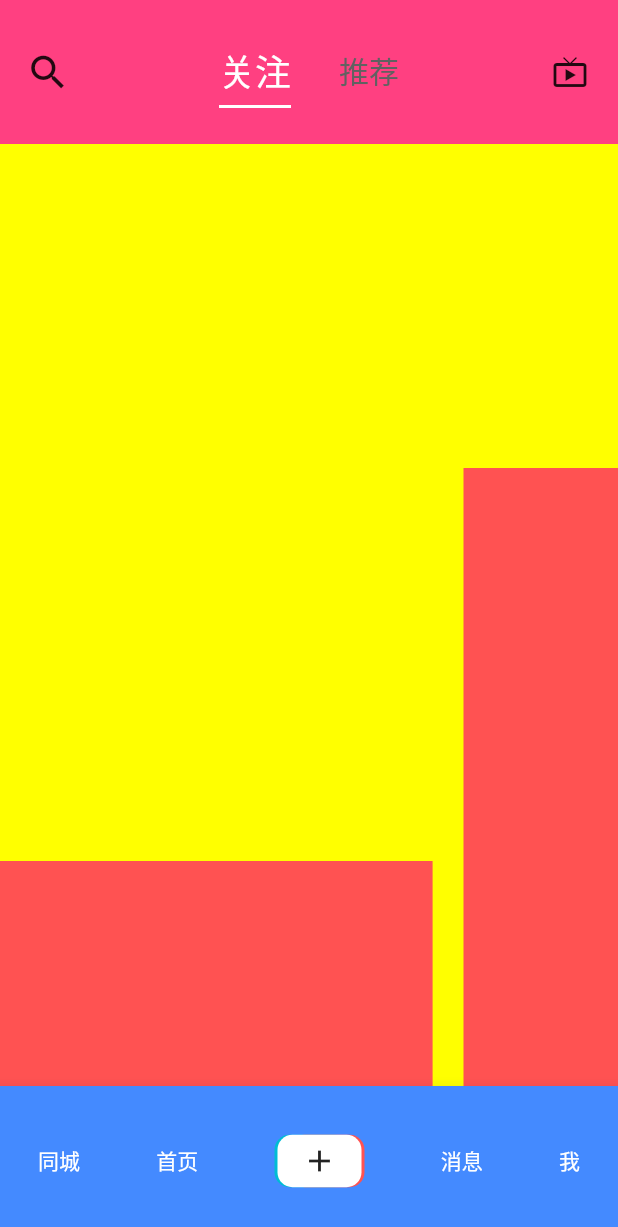
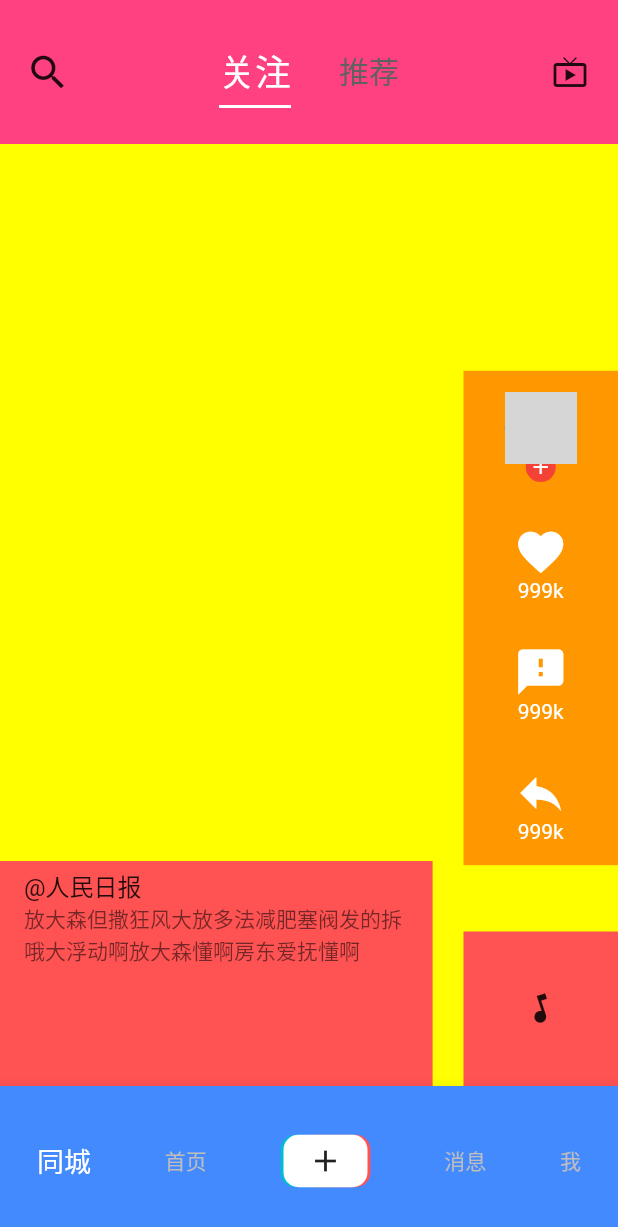
Before and after one commit to YouLe2016/flutter_learn3, a Flutter app: the DouYinPage screen opened by its route, on a phone screen of 412 x 824 dp. Shown: the top 1227 px of the screen. Run offline on Flutter 3.47's test engine with Material 2 defaults, Android fonts, the phone set to English and light mode, and no system bars; our stand-ins replace dio; network calls fail; grey boxes are pictures that could not be loaded.

Commit message:
仿抖音首页

```diff
--- a/lib/douyin/douyin_page.dart
+++ b/lib/douyin/douyin_page.dart
@@ -1,3 +1,4 @@
+import 'package:FlutterDemo/constant.dart';
 import 'package:flutter/material.dart';
 
 class DouYinPage extends StatelessWidget {
@@ -17,17 +18,24 @@ class DouYinPage extends StatelessWidget {
 //            mainAxisAlignment: MainAxisAlignment.spaceEvenly,
 //            mainAxisAlignment: MainAxisAlignment.spaceBetween,
             children: <Widget>[
-              Text('同城', style: TextStyle(color: Colors.white)),
-              Text('首页', style: TextStyle(color: Colors.white)),
+              getBottomTextWidget('同城', true),
+              getBottomTextWidget('首页', false),
               AddIcon(),
-              Text('消息', style: TextStyle(color: Colors.white)),
-              Text('我', style: TextStyle(color: Colors.white)),
+              getBottomTextWidget('消息', false),
+              getBottomTextWidget('我', false),
             ],
           ),
         ),
       ),
     );
   }
+}
+
+getBottomTextWidget(String content, bool isSelected) {
+  return Text('$content',
+      style: isSelected
+          ? TextStyle(fontSize: 18, color: Colors.white)
+          : TextStyle(fontSize: 14, color: Colors.grey[400]));
 }
 
 class AddIcon extends StatelessWidget {
@@ -97,21 +105,123 @@ class Home extends StatelessWidget {
           width: screenWidth * 0.7,
           height: 150,
           child: Container(
+            child: getBottomContent(),
             decoration: BoxDecoration(color: Colors.redAccent),
+          ),
+        ),
+        Positioned(
+          right: 0,
+          top: screenHeight * 0.3,
+          width: screenWidth * 0.25,
+          height: screenHeight * 0.4,
+          child: Container(
+            child: getButtonList(),
+            decoration: BoxDecoration(color: Colors.orange),
           ),
         ),
         Positioned(
           right: 0,
           bottom: 0,
           width: screenWidth * 0.25,
-          height: screenHeight * 0.5,
+          height: screenWidth * 0.25,
           child: Container(
+            child: RotateAlbum(),
             decoration: BoxDecoration(color: Colors.redAccent),
           ),
         ),
       ],
     );
   }
+}
+
+getButtonList() {
+  return Column(
+    mainAxisAlignment: MainAxisAlignment.spaceAround,
+    children: <Widget>[
+      Container(
+        height: 60,
+        child: Stack(
+          children: <Widget>[
+            CircleAvatar(
+              backgroundImage: NetworkImage(imgHeader),
+              radius: 24,
+            ),
+            Positioned(
+              bottom: 0,
+              left: 14,
+              child: Container(
+                decoration: BoxDecoration(
+                    color: Colors.red, borderRadius: BorderRadius.circular(10)),
+                padding: EdgeInsets.all(2),
+                child: Icon(Icons.add, size: 16, color: Colors.white),
+              ),
+            ),
+          ],
+        ),
+      ),
+      IconText(icon: Icons.favorite,text: "999k" ),
+      IconText(icon: Icons.feedback,text: "999k" ),
+      IconText(icon: Icons.reply,text: "999k" ),
+    ],
+  );
+}
+
+class IconText extends StatelessWidget {
+  final IconData icon;
+  final String text;
+
+  const IconText({Key key, this.icon, this.text}) : super(key: key);
+
+  @override
+  Widget build(BuildContext context) {
+    return Column(
+      mainAxisSize: MainAxisSize.min,
+      children: <Widget>[
+        Icon(icon, size: 36, color: Colors.white),
+        Text(text,style: TextStyle(color: Colors.white),),
+      ],
+    );
+  }
+}
+
+class RotateAlbum extends StatefulWidget {
+  @override
+  _RotateAlbumState createState() => _RotateAlbumState();
+}
+
+class _RotateAlbumState extends State<RotateAlbum>
+    with SingleTickerProviderStateMixin {
+  AnimationController _controller;
+  RotationTransition _animation;
+
+  @override
+  void initState() {
+    super.initState();
+    _controller =
+        AnimationController(vsync: this, duration: Duration(seconds: 2));
+    _animation = RotationTransition(
+      turns: Tween(begin: 0.0, end: 1.0).animate(_controller),
+      child: Icon(Icons.music_note),
+    );
+    _controller.repeat();
+  }
+
+  @override
+  Widget build(BuildContext context) {
+    return _animation;
+  }
+}
+
+getBottomContent() {
+  return Column(
+    children: <Widget>[
+      ListTile(
+        title: Text("@人民日报"),
+        subtitle: Text('放大森但撒狂风大放多法减肥塞阀发的拆哦大浮动啊放大森懂啊房东爱抚懂啊'),
+      ),
+//      Marquee(text: "大反派积分卡三翻叮安排三房开怕三发碟哦撒就分开拍撒娇佛牌撒进房戳牌萨基佛牌囧啊"),
+    ],
+  );
 }
 
 class TopBar extends StatefulWidget {
--- a/pubspec.yaml
+++ b/pubspec.yaml
@@ -25,6 +25,7 @@ dependencies:
   cupertino_icons: ^0.1.2
   dio: ^2.1.16
   provider:
+  marquee:
 
 
   scoped_model: ^1.0.1
```
Also changed, not shown: pubspec.lock.
